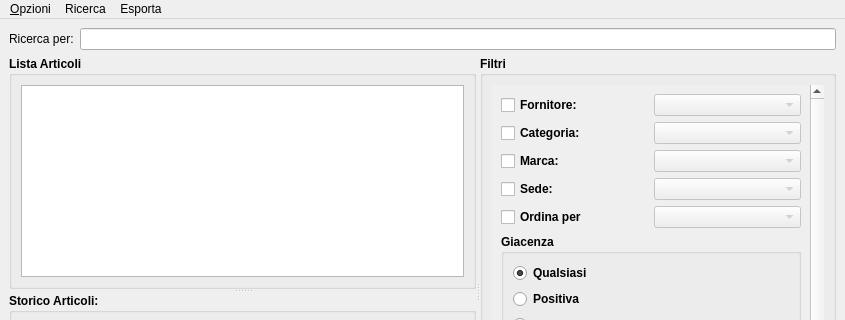
First picture: the form in moduleMagazzino/magazzinowindow.ui, repository kvsd/Gestionale, before the edit; both pictures show x 0 to 845 and y 0 to 320 of the 845 by 584 pixel window.
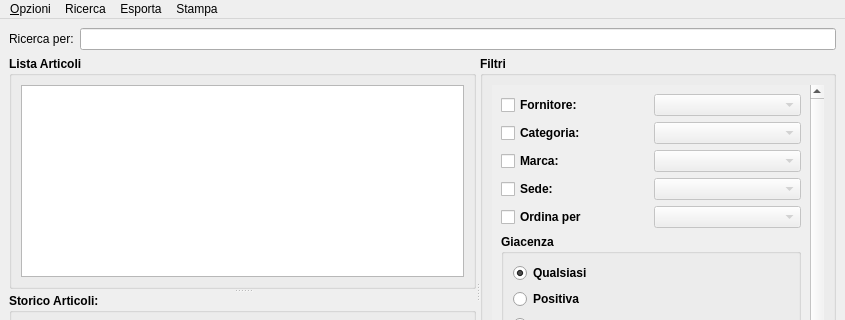
Second picture: the form after the edit.

Commit message: Aggiunta il menu della stampa

The edit to the form file:
```diff
--- a/moduleMagazzino/magazzinowindow.ui
+++ b/moduleMagazzino/magazzinowindow.ui
@@ -457,9 +457,16 @@
     <addaction name="actionMagazzinoCSV"/>
     <addaction name="actionStoricoCSV"/>
    </widget>
+   <widget class="QMenu" name="menuStampa">
+    <property name="title">
+     <string>Stampa</string>
+    </property>
+    <addaction name="actionPrintConfig"/>
+   </widget>
    <addaction name="menuOpzioni"/>
    <addaction name="menuRicerca"/>
    <addaction name="menuEsporta"/>
+   <addaction name="menuStampa"/>
   </widget>
   <widget class="QStatusBar" name="statusbar"/>
   <action name="actionCod_Articolo">
```
Left out of the diff: 22 changed lines with no effect on the pictures. The commit also changes 3 other files.
